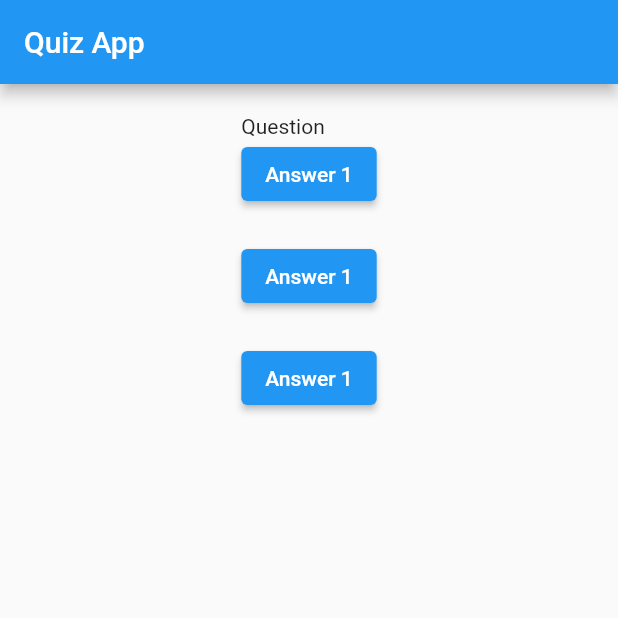
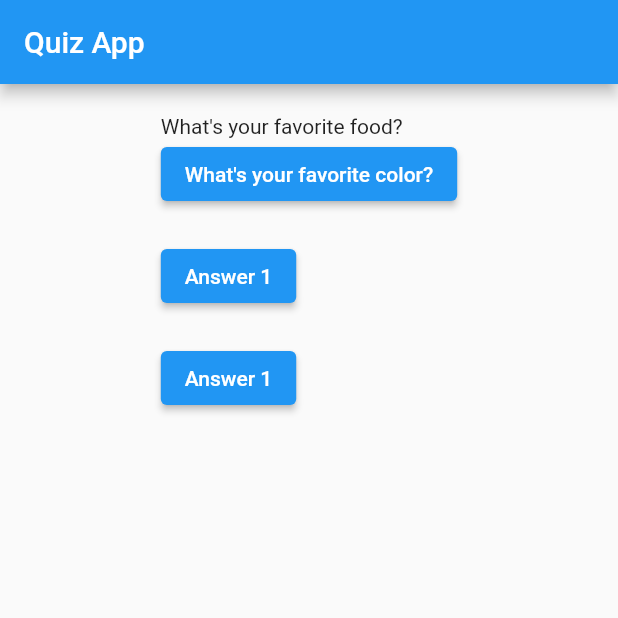
Before and after one commit to jeremyessien/Skill_upgrade1, a Flutter app: the screen it shows after launch, on a phone screen of 412 x 824 dp, the top half of it. Run offline on Flutter 3.47's test engine with Material 2 defaults, Android fonts, the phone set to English and light mode, and no system bars.

Commit message:
Update main.dart

```diff
--- a/lib/main.dart
+++ b/lib/main.dart
@@ -21,13 +21,17 @@ class MyApp extends StatelessWidget {
 
 class HomePage extends StatelessWidget {
   const HomePage({Key? key}) : super(key: key);
-  void answerChosen (){
+
+  void answerChosen() {
     print("Correct");
-
   }
 
   @override
   Widget build(BuildContext context) {
+    var questions = [
+      "What's your favorite food?",
+      "What's your favorite color?"
+    ];
     return Scaffold(
       appBar: AppBar(
         title: const Text('Quiz App'),
@@ -39,19 +43,25 @@ class HomePage extends StatelessWidget {
           child: Column(
             crossAxisAlignment: CrossAxisAlignment.start,
             children: [
-              const Text('Question '),
+              Text(
+                questions.elementAt(0),
+              ),
               ElevatedButton(
                 onPressed: answerChosen,
-                child: const Text('Answer 1'),
+                child: Text(
+                  questions.elementAt(1),
+                ),
               ),
               const SizedBox(
                 height: 20,
               ),
-              ElevatedButton(onPressed: answerChosen, child: const Text('Answer 1')),
+              ElevatedButton(
+                  onPressed: answerChosen, child: const Text('Answer 1')),
               const SizedBox(
                 height: 20,
               ),
-              ElevatedButton(onPressed: answerChosen, child: const Text('Answer 1')),
+              ElevatedButton(
+                  onPressed: answerChosen, child: const Text('Answer 1')),
             ],
           ),
         ),
```
